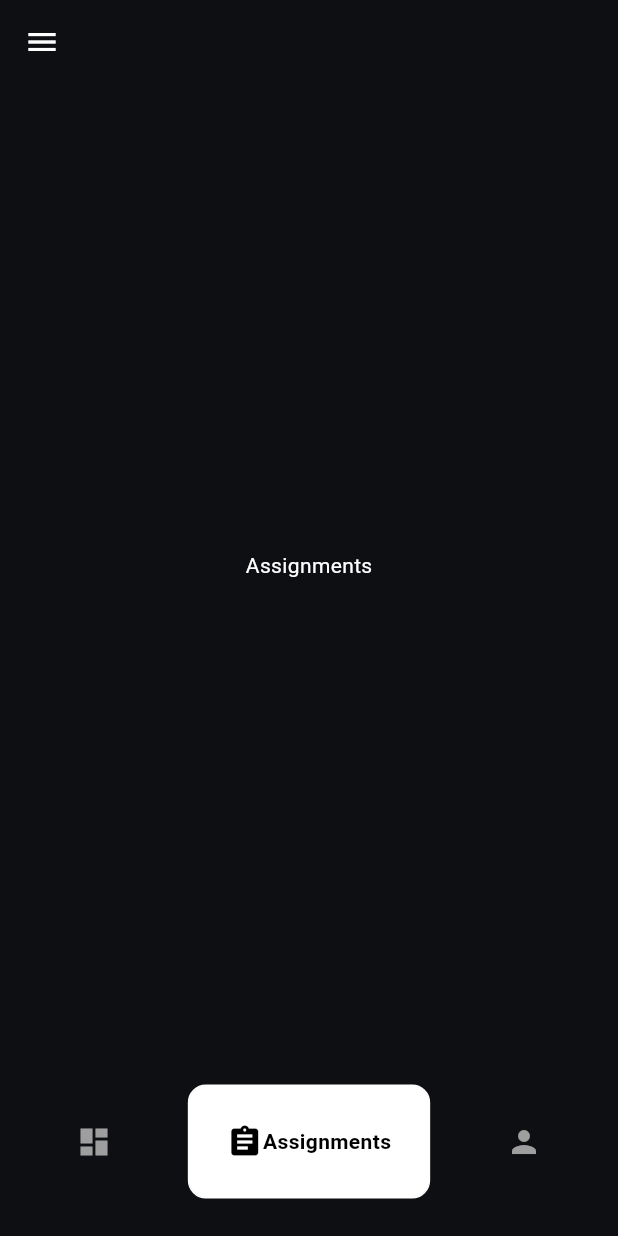
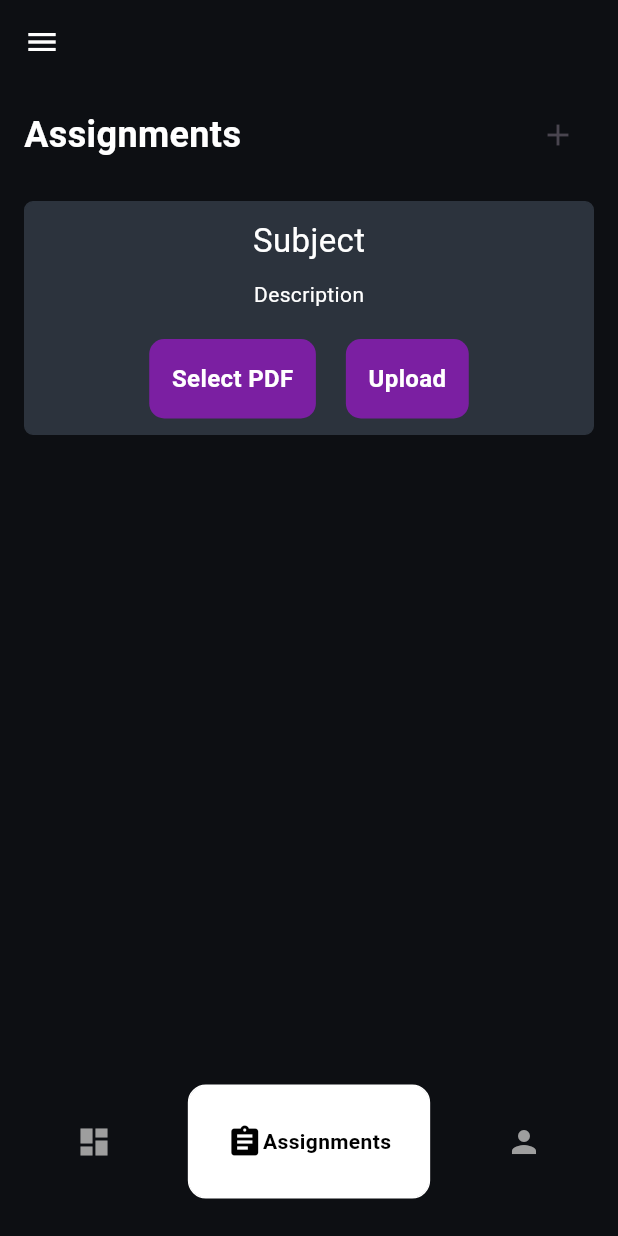
Before and after one commit to im-zif/Classtic, a Flutter app: the screen it shows once a user with an empty profile is signed in, item 2 of the bottom bar chosen, on a phone screen of 412 x 824 dp. Run offline on Flutter 3.47's test engine with Material 3 defaults, Android fonts, the phone set to English and light mode, and no system bars; drawn by our look-alikes of google_nav_bar; our stand-ins replace cloud_firestore, firebase_auth, firebase_core, flutter_spinkit, google_sign_in; accounts and stored records are empty.

Commit message:
Update: Profile page and assignments page, still work to do

```diff
--- a/lib/pages/assignments.dart
+++ b/lib/pages/assignments.dart
@@ -1,4 +1,5 @@
 import 'package:flutter/material.dart';
+import 'package:classtic/utils/assignment_tile.dart';
 
 class Assignments extends StatefulWidget {
   const Assignments({super.key});
@@ -8,15 +9,53 @@ class Assignments extends StatefulWidget {
 }
 
 class _AssignmentsState extends State<Assignments> {
+
+  //select pdf method
+  void selectPDF(){
+
+  }
+
+  //upload pdf method
+  void uploadPDF(){
+
+  }
+
   @override
   Widget build(BuildContext context) {
-    return Center(
-      child: Text(
-        'Assignments',
-        style: TextStyle(
-            color: Colors.white
-        ),
-      ),
+    return Scaffold(
+        backgroundColor: Color(0xFF0D0F13),
+        body: Padding(
+          padding: EdgeInsets.fromLTRB(16, 10, 16, 0),
+          child: Column(
+            children: [
+            Row(
+            mainAxisAlignment: MainAxisAlignment.start,
+            children: [
+              Expanded(
+                child: Text(
+                  'Assignments',
+                  style: TextStyle(
+                      color: Colors.white,
+                      fontSize: 24,
+                      fontWeight: FontWeight.bold
+                  ),
+                ),
+              ),
+              IconButton(
+                onPressed: (){},
+                icon: Icon(Icons.add),
+              )
+            ],
+            ),
+            AssignmentTile(
+              subject: 'subject',
+              description: 'description',
+              selectPDF: selectPDF,
+              uploadPDF: uploadPDF,
+            )
+          ]
+        )
+      )
     );
   }
 }
--- a/lib/pages/dashboard.dart
+++ b/lib/pages/dashboard.dart
@@ -35,7 +35,9 @@ class _DashboardState extends State<Dashboard> {
 
   @override
   Widget build(BuildContext context) {
-    return Padding(
+    return Scaffold(
+      backgroundColor: Color(0xFF0D0F13),
+      body: Padding(
         padding: EdgeInsets.fromLTRB(16, 10, 16, 0),
         child: Column(
           children: [
@@ -116,6 +118,7 @@ class _DashboardState extends State<Dashboard> {
             )
           ],
         ),
+      ),
     );
   }
 }
--- /dev/null
+++ b/lib/utils/assignment_tile.dart
@@ -0,0 +1,65 @@
+import 'package:classtic/utils/pdf_button.dart';
+import 'package:flutter/material.dart';
+
+class AssignmentTile extends StatelessWidget {
+
+  final String subject;
+  final String description;
+  final Function()? selectPDF;
+  final Function()? uploadPDF;
+
+  const AssignmentTile({super.key, required this.subject, required this.description, required this.selectPDF, required this.uploadPDF});
+
+  @override
+  Widget build(BuildContext context) {
+    return Padding(
+      padding: EdgeInsets.only(top: 20),
+      child: Container(
+        width: MediaQuery.of(context).size.width,
+        decoration: BoxDecoration(
+            color: Color(0xFF2C333D),
+            border: BoxBorder.all(
+                color: Color(0xFF2C333D)
+            ),
+            borderRadius: BorderRadius.circular(6)
+        ),
+        child: Padding(
+          padding: const EdgeInsets.only(left: 10, right: 10, top: 10, bottom: 10),
+          child: Column(
+            children: [
+              Text(
+                'Subject',
+                style: TextStyle(
+                  color: Colors.white,
+                  fontSize: 22
+                ),
+              ),
+              SizedBox(height: 10,),
+              Text(
+                'Description',
+                style: TextStyle(
+                  color: Colors.white
+                ),
+              ),
+              SizedBox(height: 20,),
+              Row(
+                mainAxisAlignment: MainAxisAlignment.center,
+                children: [
+                  PdfButton(
+                    buttonText: 'Select PDF',
+                    onTap: selectPDF,
+                  ),
+                  SizedBox(width: 20,),
+                  PdfButton(
+                    buttonText: 'Upload',
+                    onTap: uploadPDF,
+                  )
+                ],
+              )
+            ],
+          ),
+        ),
+      ),
+    );
+  }
+}
--- /dev/null
+++ b/lib/utils/pdf_button.dart
@@ -0,0 +1,33 @@
+import 'package:flutter/material.dart';
+
+class PdfButton extends StatelessWidget {
+
+  final String buttonText;
+  final Function()? onTap;
+
+  const PdfButton({super.key, required this.buttonText, required this.onTap});
+
+  @override
+  Widget build(BuildContext context) {
+    return InkWell(
+      onTap: onTap,
+      child: Container(
+        padding: EdgeInsets.all(15),
+        decoration: BoxDecoration(
+            color: Colors.purple[700],
+            borderRadius: BorderRadius.circular(10)
+        ),
+        child: Center(
+          child: Text(
+            buttonText,
+            style: TextStyle(
+              color: Colors.white,
+              fontSize: 16,
+              fontWeight: FontWeight.bold
+            ),
+          ),
+        ),
+      ),
+    );
+  }
+}
--- a/pubspec.yaml
+++ b/pubspec.yaml
@@ -41,6 +41,8 @@ dependencies:
   google_nav_bar: ^5.0.7
   cloud_firestore: ^6.0.0
   intl: ^0.19.0
+  firebase_storage: ^13.0.0
+  file_picker: ^8.0.6
 
 dev_dependencies:
   flutter_test:
```
Also changed, not shown: lib/pages/profile.dart (+77 -7 lines), lib/pages/registration_page.dart (+12 -2 lines), lib/utils/text_box.dart (added, +52 -0 lines), pubspec.lock, 3 other files. Lines whose indentation alone changed are shown as unchanged.
